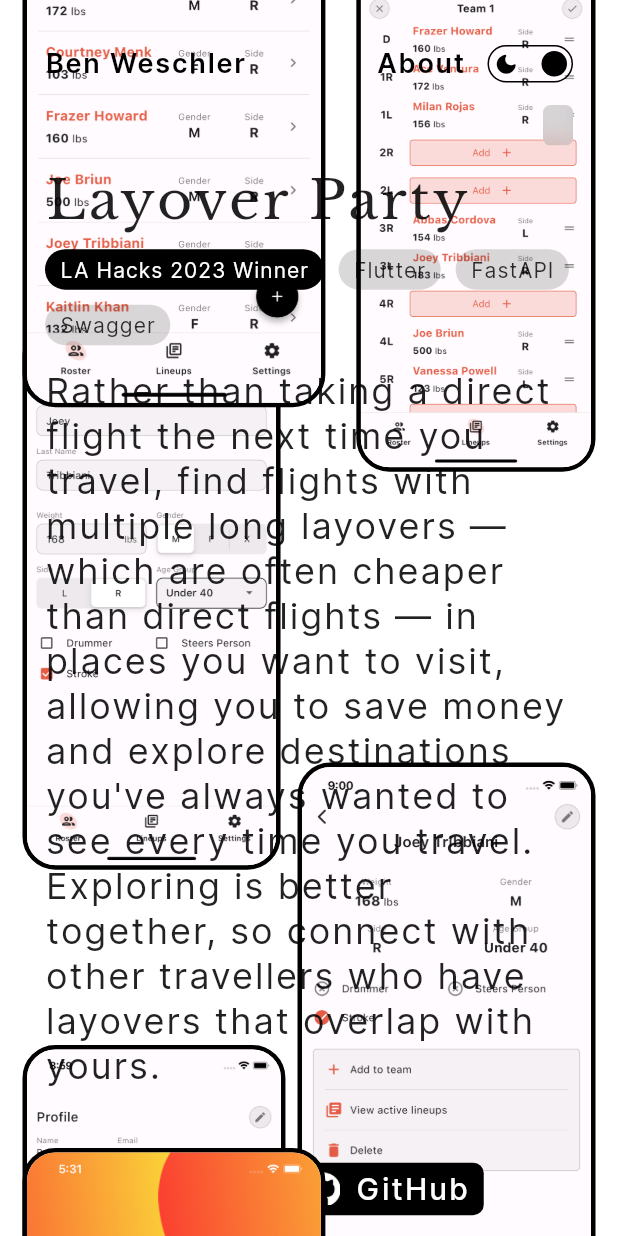
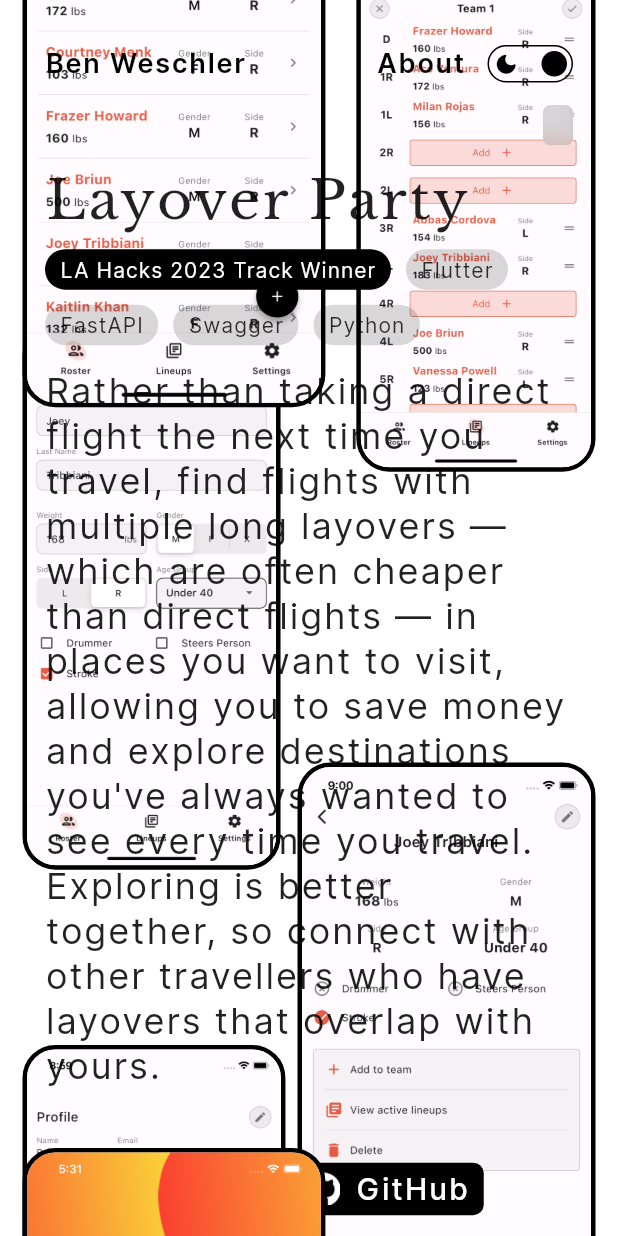
Before and after one commit to benweschler/website, a Flutter app: the MainAppScaffold screen opened directly, scrolled down 2304 dp, on a phone screen of 412 x 824 dp. Run offline on Flutter 3.47's test engine with Material 2 defaults, Android fonts, the phone set to English and light mode, and no system bars; drawn by our look-alikes of flutter_animate; missing offline and left inert: dart:html, flutter_shaders.

```diff
--- a/lib/screens/layover_party_page.dart
+++ b/lib/screens/layover_party_page.dart
@@ -32,13 +32,14 @@ class LayoverPartyPage extends StatelessWidget {
       title: 'Layover Party',
       tagChips: [
         TagChip(
-          label: 'LA Hacks 2023 Winner',
+          label: 'LA Hacks 2023 Track Winner',
           textColor: AppColors.of(context).onContainer,
           color: AppColors.of(context).onBackground,
         ),
         const TagChip(label: 'Flutter'),
         const TagChip(label: 'FastAPI'),
         const TagChip(label: 'Swagger'),
+        const TagChip(label: 'Python'),
       ],
       description:
           'Rather than taking a direct flight the next time you travel, find flights with multiple long layovers — which are often cheaper than direct flights — in places you want to visit, allowing you to save money and explore destinations you\'ve always wanted to see every time you travel. Exploring is better together, so connect with other travellers who have layovers that overlap with yours.',
```
